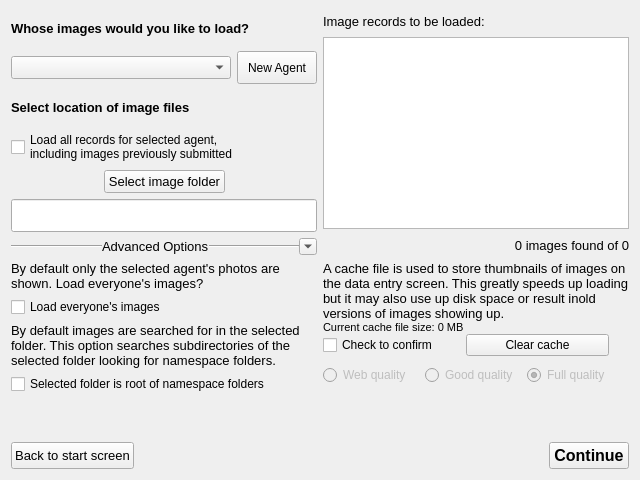
Above: src/editexisting.ui from kopolzin/bioimages-collection-manager before the change. Below: the same form after it.
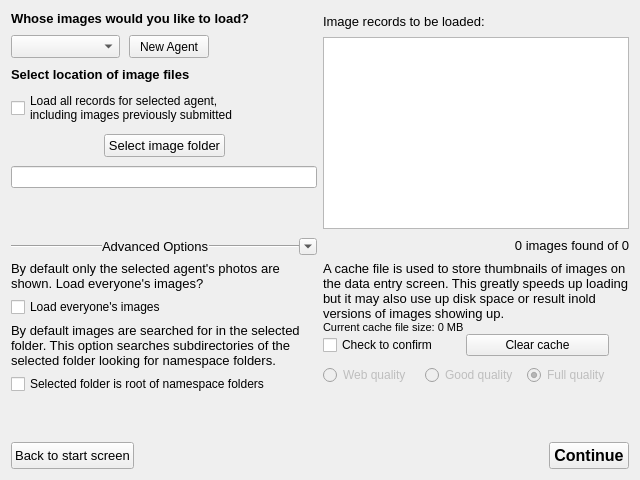
That is the form after the change. Icons and pictures are not drawn.

Commit message: last window size and location now used

The edit to the form file:
```diff
--- a/src/editexisting.ui
+++ b/src/editexisting.ui
@@ -42,7 +42,7 @@
       <enum>Qt::Vertical</enum>
      </property>
      <property name="sizeType">
-      <enum>QSizePolicy::MinimumExpanding</enum>
+      <enum>QSizePolicy::Expanding</enum>
      </property>
      <property name="sizeHint" stdset="0">
       <size>
@@ -316,6 +316,9 @@
    </item>
    <item row="0" column="0">
     <layout class="QVBoxLayout" name="verticalLayout_4">
+     <property name="spacing">
+      <number>9</number>
+     </property>
      <item>
       <widget class="QLabel" name="uniqueIDLabel">
        <property name="font">
@@ -335,7 +338,7 @@
        <item>
         <widget class="QComboBox" name="agentBox">
          <property name="sizePolicy">
-          <sizepolicy hsizetype="MinimumExpanding" vsizetype="Fixed">
+          <sizepolicy hsizetype="MinimumExpanding" vsizetype="Preferred">
            <horstretch>0</horstretch>
            <verstretch>0</verstretch>
           </sizepolicy>
@@ -350,7 +353,7 @@
        <item>
         <widget class="QPushButton" name="addnewAgentButton">
          <property name="sizePolicy">
-          <sizepolicy hsizetype="Minimum" vsizetype="Minimum">
+          <sizepolicy hsizetype="Minimum" vsizetype="Preferred">
            <horstretch>0</horstretch>
            <verstretch>0</verstretch>
           </sizepolicy>
@@ -360,6 +363,22 @@
          </property>
         </widget>
        </item>
+       <item>
+        <spacer name="horizontalSpacer_7">
+         <property name="orientation">
+          <enum>Qt::Horizontal</enum>
+         </property>
+         <property name="sizeType">
+          <enum>QSizePolicy::MinimumExpanding</enum>
+         </property>
+         <property name="sizeHint" stdset="0">
+          <size>
+           <width>0</width>
+           <height>20</height>
+          </size>
+         </property>
+        </spacer>
+       </item>
       </layout>
      </item>
      <item>
@@ -407,6 +426,12 @@
        </item>
        <item>
         <widget class="QPushButton" name="selectImageLocationButton">
+         <property name="sizePolicy">
+          <sizepolicy hsizetype="Minimum" vsizetype="Preferred">
+           <horstretch>0</horstretch>
+           <verstretch>0</verstretch>
+          </sizepolicy>
+         </property>
          <property name="font">
           <font>
            <pointsize>10</pointsize>
@@ -445,6 +470,22 @@
        </property>
       </widget>
      </item>
+     <item>
+      <spacer name="verticalSpacer_2">
+       <property name="orientation">
+        <enum>Qt::Vertical</enum>
+       </property>
+       <property name="sizeType">
+        <enum>QSizePolicy::Expanding</enum>
+       </property>
+       <property name="sizeHint" stdset="0">
+        <size>
+         <width>20</width>
+         <height>0</height>
+        </size>
+       </property>
+      </spacer>
+     </item>
      <item>
       <layout class="QHBoxLayout" name="horizontalLayout">
        <property name="spacing">
@@ -506,22 +547,6 @@
        </item>
       </layout>
      </item>
-     <item>
-      <spacer name="verticalSpacer_2">
-       <property name="orientation">
-        <enum>Qt::Vertical</enum>
-       </property>
-       <property name="sizeType">
-        <enum>QSizePolicy::Minimum</enum>
-       </property>
-       <property name="sizeHint" stdset="0">
-        <size>
-         <width>20</width>
-         <height>0</height>
-        </size>
-       </property>
-      </spacer>
-     </item>
     </layout>
    </item>
    <item row="0" column="1">
```
Left out of the diff: 24 changed lines with no effect on the pictures. The commit also changes 6 other files.
